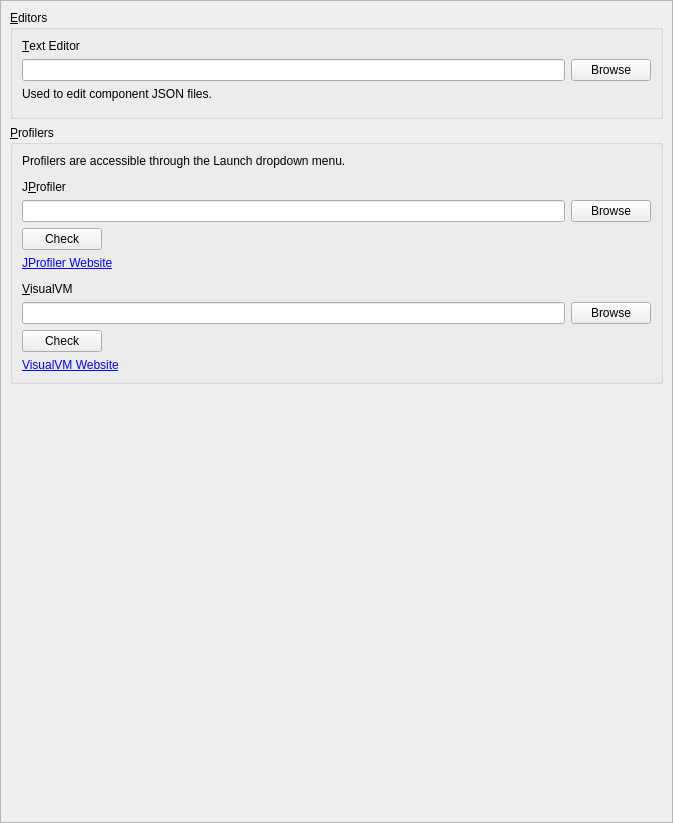
This is launcher/ui/pages/global/ExternalToolsPage.ui in PrismLauncher/PrismLauncher as Qt 5 draws it before an edit. The edited form follows.
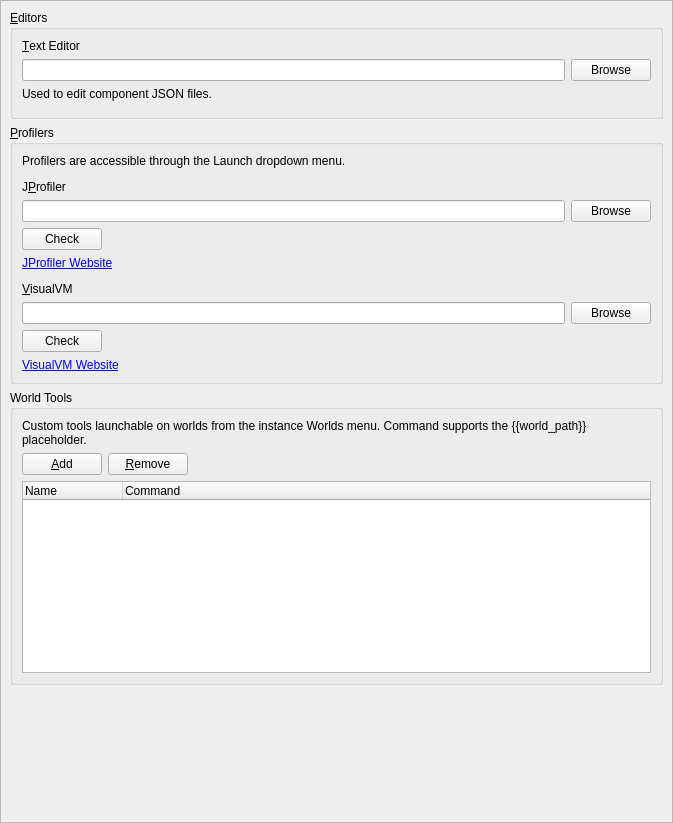
This is the edited form.

Commit message: feat: add configurable world tools to instance toolbar

```diff
--- a/launcher/ui/pages/global/ExternalToolsPage.ui
+++ b/launcher/ui/pages/global/ExternalToolsPage.ui
@@ -33,8 +33,8 @@
        <rect>
         <x>0</x>
         <y>0</y>
-        <width>669</width>
-        <height>819</height>
+        <width>657</width>
+        <height>867</height>
        </rect>
       </property>
       <layout class="QVBoxLayout" name="verticalLayout_3">
@@ -233,6 +233,94 @@
          </layout>
         </widget>
        </item>
+       <item>
+        <widget class="QGroupBox" name="worldToolsBox">
+         <property name="title">
+          <string>World Tools</string>
+         </property>
+         <layout class="QVBoxLayout" name="verticalLayout_5">
+          <item>
+           <widget class="QLabel" name="worldToolsHint">
+            <property name="text">
+             <string>Custom tools launchable on worlds from the instance Worlds menu. Command supports the {{world_path}} placeholder.</string>
+            </property>
+            <property name="wordWrap">
+             <bool>true</bool>
+            </property>
+           </widget>
+          </item>
+          <item>
+           <layout class="QHBoxLayout" name="horizontalLayout_7">
+            <item>
+             <widget class="QPushButton" name="worldToolAddBtn">
+              <property name="text">
+               <string>&amp;Add</string>
+              </property>
+             </widget>
+            </item>
+            <item>
+             <widget class="QPushButton" name="worldToolRemoveBtn">
+              <property name="text">
+               <string>&amp;Remove</string>
+              </property>
+             </widget>
+            </item>
+            <item>
+             <spacer name="horizontalSpacer">
+              <property name="orientation">
+               <enum>Qt::Horizontal</enum>
+              </property>
+              <property name="sizeHint" stdset="0">
+               <size>
+                <width>40</width>
+                <height>20</height>
+               </size>
+              </property>
+             </spacer>
+            </item>
+           </layout>
+          </item>
+          <item>
+           <widget class="QTreeWidget" name="worldToolTree">
+            <property name="minimumSize">
+             <size>
+              <width>0</width>
+              <height>120</height>
+             </size>
+            </property>
+            <property name="alternatingRowColors">
+             <bool>true</bool>
+            </property>
+            <property name="selectionMode">
+             <enum>QAbstractItemView::ExtendedSelection</enum>
+            </property>
+            <property name="rootIsDecorated">
+             <bool>false</bool>
+            </property>
+            <property name="itemsExpandable">
+             <bool>false</bool>
+            </property>
+            <property name="animated">
+             <bool>true</bool>
+            </property>
+            <property name="expandsOnDoubleClick">
+             <bool>false</bool>
+            </property>
+            <column>
+             <property name="text">
+              <string>Name</string>
+             </property>
+            </column>
+            <column>
+             <property name="text">
+              <string>Command</string>
+             </property>
+            </column>
+           </widget>
+          </item>
+         </layout>
+        </widget>
+       </item>
        <item>
         <spacer name="verticalSpacer">
          <property name="orientation">
```
The commit also changes 7 other files.
